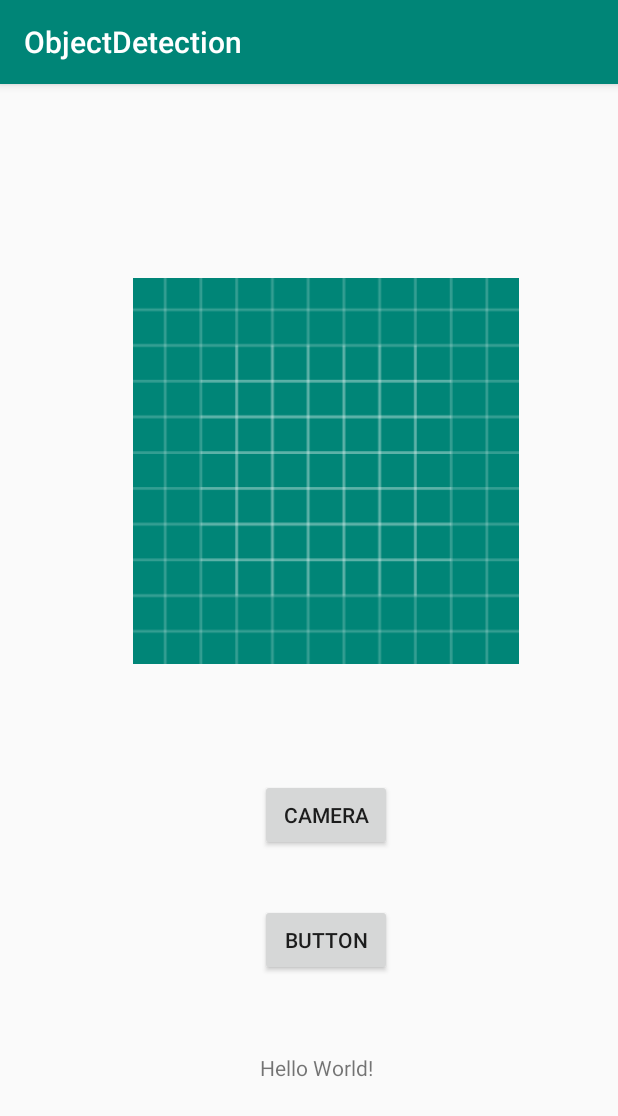
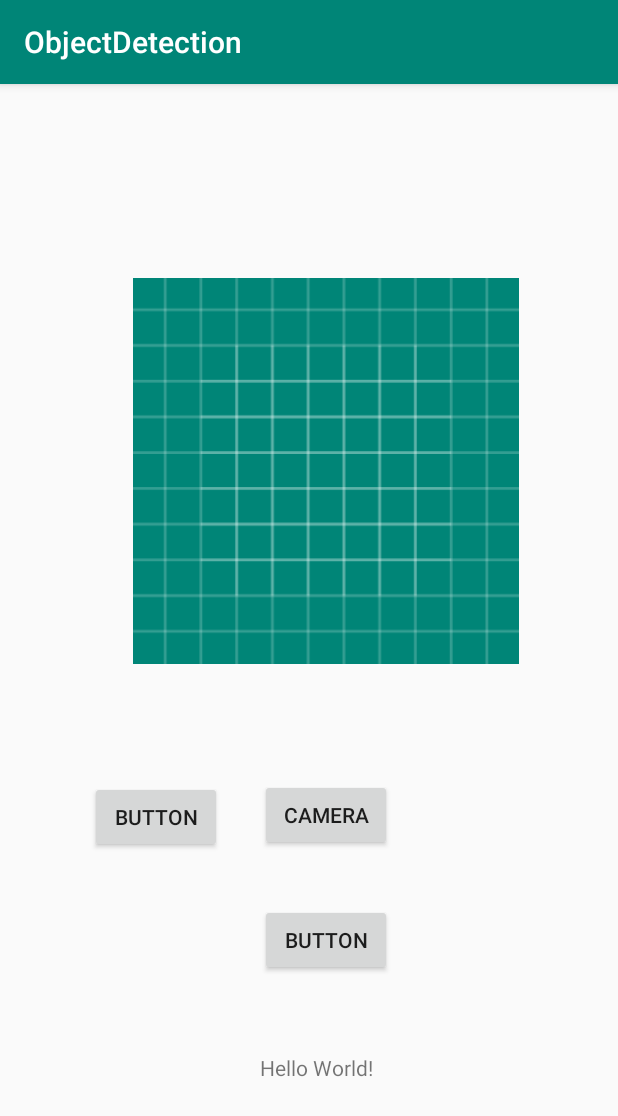
Before and after one commit to giovanneed/ObjectDetection, an Android app: the screen it shows after launch (MainActivity), after a tap on "BUTTON", on a phone screen of 412 x 824 dp. Shown: the top 1116 px of the screen. Run offline under Robolectric (Android 15) with nearby library versions, the phone set to English and light mode, and no system bars; our stand-ins replace Volley; pictures from the network do not load.

Commit message:
fix image upload and add gallery

```diff
--- a/app/src/main/AndroidManifest.xml
+++ b/app/src/main/AndroidManifest.xml
@@ -13,6 +13,7 @@
         android:label="@string/app_name"
         android:roundIcon="@mipmap/ic_launcher_round"
         android:supportsRtl="true"
+        android:usesCleartextTraffic="true"
         android:theme="@style/AppTheme">
         <activity android:name=".MainActivity">
             <intent-filter>
--- a/app/src/main/java/com/giovanne/centennial/objectdetection/Credentials.kt
+++ b/app/src/main/java/com/giovanne/centennial/objectdetection/Credentials.kt
@@ -2,8 +2,8 @@ package com.giovanne.centennial.objectdetection
 
 class Credentials {
 
-    val dropBoxKey = ""
-    val IBMKey =  ""
+    //val dropBoxKey = ""
+    //val IBMKey =  ""
 
 
 }
--- a/app/src/main/java/com/giovanne/centennial/objectdetection/MainActivity.kt
+++ b/app/src/main/java/com/giovanne/centennial/objectdetection/MainActivity.kt
@@ -24,6 +24,8 @@ import com.android.volley.AuthFailureError
 import org.json.JSONException
 import android.widget.Toast
 import android.R.attr.tag
+import android.app.Activity
+import android.graphics.BitmapFactory
 import android.net.Uri
 import com.android.volley.VolleyLog
 import com.android.volley.VolleyError
@@ -33,12 +35,20 @@ import java.io.IOException
 
 class MainActivity : AppCompatActivity() {
 
+
+    companion object {
+        private const val IMAGE_PICK_CODE = 999
+    }
+
     val REQUEST_IMAGE_CAPTURE = 1
     private var imageData: ByteArray? = null
+
+    var fileName = ""
 
     override fun onCreate(savedInstanceState: Bundle?) {
         super.onCreate(savedInstanceState)
         setContentView(R.layout.activity_main)
+
 
         cameraButton.setOnClickListener {
             Log.i("giovanne","Clicked")
@@ -51,6 +61,10 @@ class MainActivity : AppCompatActivity() {
 
         }
 
+        galleryButton.setOnClickListener {
+            launchGallery()
+        }
+
         analyzeButton.setOnClickListener {
             if (isOnline(this))  {
                 Log.d("giovanne","has conectivity")
@@ -59,19 +73,34 @@ class MainActivity : AppCompatActivity() {
 
             }
 
+            uploadImage()
+           // analyze()
 
+        }
+    }
 
-                DropboxAPI().uploadImage(imageData,this){success: Boolean, error: Error? ->
+    fun randomString():String {
+        val allowedChars = "ABCDEFGHIJKLMNOPQRSTUVWXYZabcdefghijklmnopqrstuvwxyz"
+        return (1..10)
+            .map { allowedChars.random() }
+            .joinToString("")
 
     }
 
+    fun uploadImage(){
+
+        fileName = randomString()
 
 
+        DropboxAPI().uploadImage(imageData,fileName,this){success: Boolean, error: Error? ->
+                analyze()
+         }
 
+    }
 
+    fun analyze(){
 
-
-           /* DropboxAPI().getFileTempLink("",this){tempPath, error ->
+        DropboxAPI().getFileTempLink(fileName,this){tempPath, error ->
             if (error != null) {
                 txtView!!.text = error.messege
 
@@ -92,10 +121,10 @@ class MainActivity : AppCompatActivity() {
                 }
 
             }
-            }*/
-           // getFileTempLink("test")
         }
+
     }
+
 
     @Throws(IOException::class)
 
@@ -133,6 +162,12 @@ class MainActivity : AppCompatActivity() {
         }
     }
 
+    private fun launchGallery() {
+        val intent = Intent(Intent.ACTION_PICK)
+        intent.type = "image/*"
+        startActivityForResult(intent, IMAGE_PICK_CODE)
+    }
+
 
 
     override fun onActivityResult(requestCode: Int, resultCode: Int, data: Intent?) {
@@ -140,14 +175,29 @@ class MainActivity : AppCompatActivity() {
         if (requestCode==REQUEST_IMAGE_CAPTURE){
 
             var bmp = data?.extras?.get("data") as Bitmap
-            picImageView.setImageBitmap(bmp)
+
 
 
             val stream = ByteArrayOutputStream()
-            bmp.compress(Bitmap.CompressFormat.PNG, 90, stream)
+            bmp.compress(Bitmap.CompressFormat.PNG, 100, stream)
             imageData = stream.toByteArray()
 
+            Log.d("giovanne","img data " + imageData)
 
+            val bitmap = BitmapFactory.decodeByteArray(imageData, 0, imageData!!.size)
+
+
+            picImageView.setImageBitmap(bitmap)
+
+
+        }
+
+        if (resultCode == Activity.RESULT_OK && requestCode == IMAGE_PICK_CODE) {
+            val uri = data?.data
+            if (uri != null) {
+                picImageView.setImageURI(uri)
+                createImageData(uri)
+            }
         }
     }
 
--- a/app/src/main/res/layout/activity_main.xml
+++ b/app/src/main/res/layout/activity_main.xml
@@ -54,4 +54,16 @@
         app:layout_constraintStart_toStartOf="parent"
         app:layout_constraintTop_toBottomOf="@+id/cameraButton" />
 
+    <Button
+        android:id="@+id/galleryButton"
+        android:layout_width="88dp"
+        android:layout_height="48dp"
+        android:layout_marginStart="60dp"
+        android:layout_marginTop="69dp"
+        android:layout_marginEnd="25dp"
+        android:text="Button"
+        app:layout_constraintEnd_toStartOf="@+id/cameraButton"
+        app:layout_constraintStart_toStartOf="parent"
+        app:layout_constraintTop_toBottomOf="@+id/picImageView" />
+
 </androidx.constraintlayout.widget.ConstraintLayout>
```
Also changed, not shown: app/src/main/java/com/giovanne/centennial/objectdetection/DropboxAPI.kt (+17 -8 lines). Lines whose indentation alone changed are shown as unchanged.
